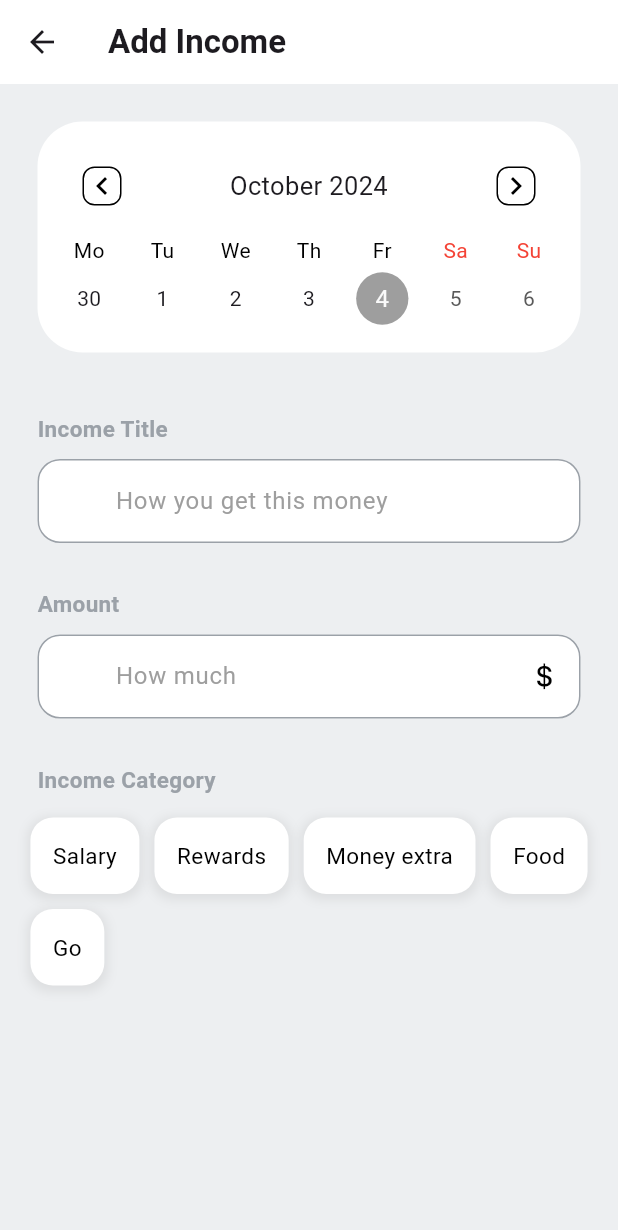
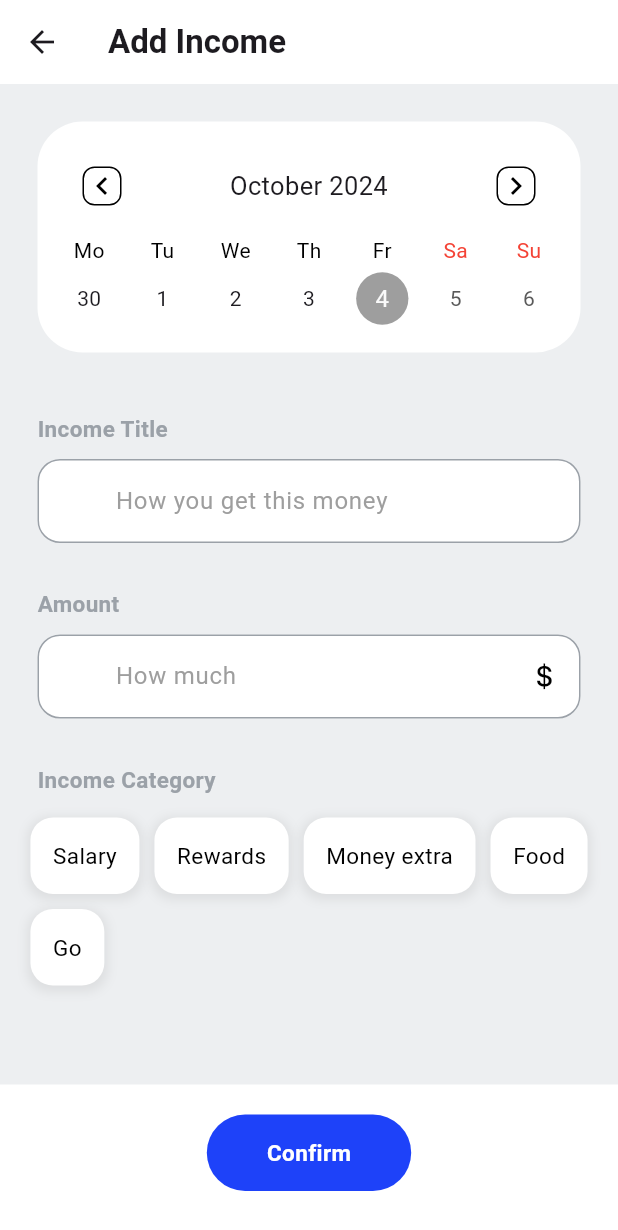
Before and after one commit to KarrinPaola/MoneyManager, a Flutter app: the TotalIncome screen opened directly, after a tap on "Add Income", on a phone screen of 412 x 824 dp. Shown: the top 1230 px of the screen. Run offline on Flutter 3.47's test engine with Material 3 defaults, Android fonts, the phone set to English and light mode, and no system bars; drawn by our look-alikes of table_calendar; our stand-ins replace firebase_auth, firebase_core, google_sign_in; accounts and stored records are empty.

Commit message:
something changes

```diff
--- a/lib/Overview/Add/Total Income/add_income.dart
+++ b/lib/Overview/Add/Total Income/add_income.dart
@@ -5,7 +5,6 @@ import 'package:intl/intl.dart';
 
 import '../../../Login_SignUp/componets/my_textField.dart';
 import '../components/tag_name.dart';
-
 
 class AddIncome extends StatefulWidget {
   const AddIncome({super.key});
@@ -27,6 +26,8 @@ class _AddIncomeState extends State<AddIncome> {
 
   int _selectedTagIndex = -1; // Chỉ số của tag được chọn (khởi tạo là -1)
 
+  String tagNameSelected = "";
+
   // Hàm xử lý khi tag được nhấn
   void _onTagTap(int index) {
     setState(() {
@@ -36,26 +37,27 @@ class _AddIncomeState extends State<AddIncome> {
 
   Future<List<String>> fetchTagsFromDatabase() async {
     // Trả về danh sách tag
-    return [ 'Salary', 'Rewards', 'Money extra', 'Food', 'Go'];
+    return ['Salary', 'Rewards', 'Money extra', 'Food', 'Go'];
   }
 
   @override
   Widget build(BuildContext context) {
     return Scaffold(
-      backgroundColor: Color(0xFFedeff1),
+      backgroundColor: const Color(0xFFedeff1),
       appBar: AppBar(
         backgroundColor: Colors.white,
-        title: Text('Add Income', style: TextStyle(
-          fontWeight: FontWeight.bold
-        ),),
+        title: const Text(
+          'Add Income',
+          style: TextStyle(fontWeight: FontWeight.bold),
+        ),
       ),
       body: Column(
         children: [
           Container(
-            margin: EdgeInsets.all(25),
-            padding: EdgeInsets.all(10),
+            margin: const EdgeInsets.all(25),
+            padding: const EdgeInsets.all(10),
             decoration: BoxDecoration(
-              color: Color(0xFFFFFFFF),
+              color: const Color(0xFFFFFFFF),
               borderRadius: BorderRadius.circular(30),
             ),
             child: TableCalendar(
@@ -81,22 +83,22 @@ class _AddIncomeState extends State<AddIncome> {
                     border: Border.all(color: Colors.black), // Thêm border
                     borderRadius: BorderRadius.circular(8),
                   ),
-                  child: Icon(Icons.chevron_left, color: Colors.black),
+                  child: const Icon(Icons.chevron_left, color: Colors.black),
                 ),
                 rightChevronIcon: Container(
                   decoration: BoxDecoration(
                     border: Border.all(color: Colors.black), // Thêm border
                     borderRadius: BorderRadius.circular(8),
                   ),
-                  child: Icon(Icons.chevron_right, color: Colors.black),
+                  child: const Icon(Icons.chevron_right, color: Colors.black),
                 ),
               ),
               daysOfWeekStyle: DaysOfWeekStyle(
                 dowTextFormatter: (date, locale) {
                   return DateFormat.E(locale).format(date).substring(0, 2);
                 },
-                weekdayStyle: TextStyle(color: Colors.black),
-                weekendStyle: TextStyle(color: Colors.red),
+                weekdayStyle: const TextStyle(color: Colors.black),
+                weekendStyle: const TextStyle(color: Colors.red),
               ),
               calendarStyle: const CalendarStyle(
                 selectedDecoration: BoxDecoration(
@@ -111,11 +113,11 @@ class _AddIncomeState extends State<AddIncome> {
               ),
             ),
           ),
-          SizedBox(
+          const SizedBox(
             height: 15,
           ),
-          Padding(
-            padding: const EdgeInsets.only(left: 25),
+          const Padding(
+            padding: EdgeInsets.only(left: 25),
             child: Row(
               mainAxisAlignment: MainAxisAlignment.start,
               children: [
@@ -130,7 +132,7 @@ class _AddIncomeState extends State<AddIncome> {
               ],
             ),
           ),
-          SizedBox(
+          const SizedBox(
             height: 10,
           ),
           MyTextField(
@@ -138,11 +140,11 @@ class _AddIncomeState extends State<AddIncome> {
             obscureText: false,
             controller: titleController,
           ),
-          SizedBox(
+          const SizedBox(
             height: 30,
           ),
-          Padding(
-            padding: const EdgeInsets.only(left: 25),
+          const Padding(
+            padding: EdgeInsets.only(left: 25),
             child: Row(
               mainAxisAlignment: MainAxisAlignment.start,
               children: [
@@ -157,7 +159,7 @@ class _AddIncomeState extends State<AddIncome> {
               ],
             ),
           ),
-          SizedBox(
+          const SizedBox(
             height: 10,
           ),
           MyTextField(
@@ -166,11 +168,11 @@ class _AddIncomeState extends State<AddIncome> {
             obscureText: false,
             controller: moneyController,
           ),
-          SizedBox(
+          const SizedBox(
             height: 30,
           ),
-          Padding(
-            padding: const EdgeInsets.only(left: 25),
+          const Padding(
+            padding: EdgeInsets.only(left: 25),
             child: Row(
               mainAxisAlignment: MainAxisAlignment.start,
               children: [
@@ -185,7 +187,7 @@ class _AddIncomeState extends State<AddIncome> {
               ],
             ),
           ),
-          SizedBox(
+          const SizedBox(
             height: 10,
           ),
           FutureBuilder<List<String>>(
@@ -210,8 +212,16 @@ class _AddIncomeState extends State<AddIncome> {
                   children: List.generate(tags.length, (index) {
                     return TagName(
                       title: tags[index],
-                      isSelected: _selectedTagIndex == index, // Chỉ định trạng thái selected
-                      ontap: () => _onTagTap(index), // Xử lý khi nhấn vào tag
+                      isSelected: _selectedTagIndex ==
+                          index, // Chỉ định trạng thái selected
+                      ontap: () {
+                        setState(() {
+                          _selectedTagIndex = index;
+                          tagNameSelected =
+                              tags[index]; // Lưu tên của tag được chọn
+                          print(tagNameSelected);
+                        });
+                      },
                     );
                   }),
                 ),
@@ -220,6 +230,38 @@ class _AddIncomeState extends State<AddIncome> {
           )
         ],
       ),
+      bottomNavigationBar: Container(
+          padding: const EdgeInsets.only(bottom: 30, top: 20, ),
+          decoration: const BoxDecoration(
+              color: Color(0xffffffff),
+              border: Border(
+                  top: BorderSide(
+                color: Color(0xFFedeff1),
+                width: 1,
+              ))),
+          child: Row(
+            mainAxisAlignment: MainAxisAlignment.center,
+            children: [
+              GestureDetector(
+                onTap: (){},
+                child: Container(
+                  padding: const EdgeInsets.symmetric(horizontal: 40, vertical: 015),
+                  decoration: BoxDecoration(
+                      borderRadius: BorderRadius.circular(50),
+                      color: const Color(0xFF1e42f9)),
+                  child: const Text(
+                    "Confirm",
+                    style: TextStyle(
+                      color: Color(0xffffffff),
+                      fontWeight: FontWeight.bold,
+                      fontSize: 15,
+                    ),
+                  ),
+                ),
+              )
+            ],
+          ),
+        )
     );
   }
 }
--- a/lib/Overview/Add/Total Income/total_income.dart
+++ b/lib/Overview/Add/Total Income/total_income.dart
@@ -17,7 +17,7 @@ class _TotalIncomeState extends State<TotalIncome> {
   DateTime? _selectedDay;
 
   // Data for different days' spends
-  Map<String, List<Map<String, String>>> _spendsData = {
+  final Map<String, List<Map<String, String>>> _spendsData = {
     '2024-10-01': [
       {'title': 'Food', 'amount': '+ \$20 + VAT 0.5%', 'method': 'Google Pay'},
       {'title': 'Coffee', 'amount': '+ \$5 + Vat 0.2%', 'method': 'Cash'},
@@ -54,7 +54,7 @@ class _TotalIncomeState extends State<TotalIncome> {
     print("Navigating to Total Expense");
     Navigator.push(
       context,
-      MaterialPageRoute(builder: (context) => AddIncome()),
+      MaterialPageRoute(builder: (context) => const AddIncome()),
     );
   }
 
@@ -73,18 +73,18 @@ class _TotalIncomeState extends State<TotalIncome> {
   @override
   Widget build(BuildContext context) {
     return Scaffold(
-        backgroundColor: Color(0xFFedeff1),
+        backgroundColor: const Color(0xFFedeff1),
         appBar: AppBar(
-          backgroundColor: Color(0xffffffff),
-          title: Text('Total Income'),
+          backgroundColor: const Color(0xffffffff),
+          title: const Text('Total Income'),
         ),
         body: Column(
           children: [
             Container(
-              margin: EdgeInsets.all(25),
-              padding: EdgeInsets.all(10),
+              margin: const EdgeInsets.all(25),
+              padding: const EdgeInsets.all(10),
               decoration: BoxDecoration(
-                color: Color(0xFFFFFFFF),
+                color: const Color(0xFFFFFFFF),
                 borderRadius: BorderRadius.circular(30),
               ),
               child: TableCalendar(
@@ -110,22 +110,22 @@ class _TotalIncomeState extends State<TotalIncome> {
                       border: Border.all(color: Colors.black), // Thêm border
                       borderRadius: BorderRadius.circular(8),
                     ),
-                    child: Icon(Icons.chevron_left, color: Colors.black),
+                    child: const Icon(Icons.chevron_left, color: Colors.black),
                   ),
                   rightChevronIcon: Container(
                     decoration: BoxDecoration(
                       border: Border.all(color: Colors.black), // Thêm border
                       borderRadius: BorderRadius.circular(8),
                     ),
-                    child: Icon(Icons.chevron_right, color: Colors.black),
+                    child: const Icon(Icons.chevron_right, color: Colors.black),
                   ),
                 ),
                 daysOfWeekStyle: DaysOfWeekStyle(
                   dowTextFormatter: (date, locale) {
                     return DateFormat.E(locale).format(date).substring(0, 2);
                   },
-                  weekdayStyle: TextStyle(color: Colors.black),
-                  weekendStyle: TextStyle(color: Colors.red),
+                  weekdayStyle: const TextStyle(color: Colors.black),
+                  weekendStyle: const TextStyle(color: Colors.red),
                 ),
                 calendarStyle: const CalendarStyle(
                   selectedDecoration: BoxDecoration(
@@ -140,27 +140,27 @@ class _TotalIncomeState extends State<TotalIncome> {
                 ),
               ),
             ),
-            SizedBox(
+            const SizedBox(
               height: 20,
             ),
             Container(
-              padding: EdgeInsets.all(20),
+              padding: const EdgeInsets.all(20),
               decoration: BoxDecoration(
                   borderRadius: BorderRadius.circular(99),
-                  color: Color(0xFF1e42f9)),
+                  color: const Color(0xFF1e42f9)),
               child: Text(
                 '\$${_loadTotalExpense()}',
-                style: TextStyle(
+                style: const TextStyle(
                   color: Colors.white,
                   fontSize: 24,
                   fontWeight: FontWeight.bold,
                 ),
               ),
             ),
-            SizedBox(
+            const SizedBox(
               height: 10,
             ),
-            Text(
+            const Text(
               'You try so hard to make this money.\n Keep going!',
               textAlign: TextAlign.center,
               style: TextStyle(
@@ -169,13 +169,13 @@ class _TotalIncomeState extends State<TotalIncome> {
                 color: Color(0xff000000),
               ),
             ),
-            SizedBox(
+            const SizedBox(
               height: 20,
             ),
             Expanded(
               child: Container(
-                padding: EdgeInsets.symmetric(horizontal: 10),
-                decoration: BoxDecoration(
+                padding: const EdgeInsets.symmetric(horizontal: 10),
+                decoration: const BoxDecoration(
                     color: Color(0xffffffff),
                     borderRadius: BorderRadius.only(
                         topLeft: Radius.circular(30),
@@ -185,7 +185,7 @@ class _TotalIncomeState extends State<TotalIncome> {
                   child: Column(
                     children: [
                       // Tab Bar
-                      TabBar(
+                      const TabBar(
                         labelColor: Color(0xFF1e42f9),
                         unselectedLabelColor: Colors.grey,
                         indicatorColor: Color(0xFF1e42f9),
@@ -201,7 +201,7 @@ class _TotalIncomeState extends State<TotalIncome> {
                             // Spends Tab with a ListView
                             _spendItems.isNotEmpty
                                 ? ListView.builder(
-                                    padding: EdgeInsets.all(16),
+                                    padding: const EdgeInsets.all(16),
                                     itemCount: _spendItems.length,
                                     itemBuilder: (context, index) {
                                       return buildSpendItem(
@@ -213,9 +213,9 @@ class _TotalIncomeState extends State<TotalIncome> {
                                       );
                                     },
                                   )
-                                : Center(child: Text('No spends for this day')),
+                                : const Center(child: Text('No spends for this day')),
                             // Categories Tab (Placeholder)
-                            Center(child: Text('No Categories available')),
+                            const Center(child: Text('No Categories available')),
                           ],
                         ),
                       ),
@@ -227,8 +227,8 @@ class _TotalIncomeState extends State<TotalIncome> {
           ],
         ),
         bottomNavigationBar: Container(
-          padding: const EdgeInsets.only(bottom: 30, top: 10),
-          decoration: BoxDecoration(
+          padding: const EdgeInsets.only(bottom: 30, top: 20),
+          decoration: const BoxDecoration(
               color: Color(0xffffffff),
               border: Border(
                   top: BorderSide(
@@ -241,11 +241,11 @@ class _TotalIncomeState extends State<TotalIncome> {
               GestureDetector(
                 onTap: goToAddExpense,
                 child: Container(
-                  padding: EdgeInsets.all(10),
+                 padding: const EdgeInsets.symmetric(horizontal: 40, vertical: 015),
                   decoration: BoxDecoration(
                       borderRadius: BorderRadius.circular(50),
-                      color: Color(0xFF1e42f9)),
-                  child: Text(
+                      color: const Color(0xFF1e42f9)),
+                  child: const Text(
                     "Add Income",
                     style: TextStyle(
                       color: Color(0xffffffff),
@@ -257,7 +257,8 @@ class _TotalIncomeState extends State<TotalIncome> {
               )
             ],
           ),
-        ));
+        )
+      );
   }
 
   Widget buildSpendItem(
@@ -269,26 +270,26 @@ class _TotalIncomeState extends State<TotalIncome> {
           CircleAvatar(
             radius: 20,
             backgroundColor: Colors.grey[200],
-            child: Icon(Icons.shopping_bag, color: Color(0xFF000000)),
+            child: const Icon(Icons.shopping_bag, color: Color(0xFF000000)),
           ),
-          SizedBox(width: 16),
+          const SizedBox(width: 16),
           Column(
             crossAxisAlignment: CrossAxisAlignment.start,
             children: [
               Text(title,
-                  style: TextStyle(fontSize: 16, fontWeight: FontWeight.bold)),
-              SizedBox(height: 4),
-              Text(date, style: TextStyle(fontSize: 14, color: Colors.grey)),
+                  style: const TextStyle(fontSize: 16, fontWeight: FontWeight.bold)),
+              const SizedBox(height: 4),
+              Text(date, style: const TextStyle(fontSize: 14, color: Colors.grey)),
             ],
           ),
-          Spacer(),
+          const Spacer(),
           Column(
             crossAxisAlignment: CrossAxisAlignment.end,
             children: [
               Text(amount,
-                  style: TextStyle(fontSize: 16, fontWeight: FontWeight.bold)),
-              SizedBox(height: 4),
-              Text(method, style: TextStyle(fontSize: 14, color: Colors.grey)),
+                  style: const TextStyle(fontSize: 16, fontWeight: FontWeight.bold)),
+              const SizedBox(height: 4),
+              Text(method, style: const TextStyle(fontSize: 14, color: Colors.grey)),
             ],
           ),
         ],
--- a/lib/Overview/Add/components/tag_name.dart
+++ b/lib/Overview/Add/components/tag_name.dart
@@ -19,10 +19,10 @@ class TagName extends StatelessWidget {
     return GestureDetector(
       onTap: ontap,
       child: Container(
-        padding: EdgeInsets.all(15),
-        margin: EdgeInsets.all(5),
+        padding: const EdgeInsets.all(15),
+        margin: const EdgeInsets.all(5),
         decoration: BoxDecoration(
-          color: isSelected ? Color(0xFF1e42f9) : Color(0xffffffff),
+          color: isSelected ? const Color(0xFF1e42f9) : const Color(0xffffffff),
           borderRadius: BorderRadius.circular(15),
           boxShadow: [ BoxShadow(
                 color: Colors.grey.withOpacity(0.2), // Shadow color with opacity
@@ -34,7 +34,7 @@ class TagName extends StatelessWidget {
         child: Text(
           title,
           style: TextStyle(
-            color: isSelected ? Color(0xffffffff) : Color(0xff000000),
+            color: isSelected ? const Color(0xffffffff) : const Color(0xff000000),
             fontSize: 15,
             fontWeight: isSelected ? FontWeight.bold : FontWeight.normal
           ),
--- a/lib/Overview/Home/home.dart
+++ b/lib/Overview/Home/home.dart
@@ -41,7 +41,7 @@ class _OverviewHomeState extends State<OverviewHome> {
     Navigator.push(
 
       context,
-      MaterialPageRoute(builder: (context) =>  TotalExpense()),
+      MaterialPageRoute(builder: (context) =>  const TotalExpense()),
     );
   }
     void goToTotalIncome() {
@@ -49,7 +49,7 @@ class _OverviewHomeState extends State<OverviewHome> {
     Navigator.push(
 
       context,
-      MaterialPageRoute(builder: (context) =>  TotalIncome()),
+      MaterialPageRoute(builder: (context) =>  const TotalIncome()),
     );
   }
 
```
Also changed, not shown: lib/Overview/Add/Total Expense/add_expense.dart (+22 -22 lines), lib/Overview/Add/Total Expense/total_expense.dart (+38 -38 lines), lib/Overview/button_add.dart (added, +46 -0 lines), lib/Overview/myOverView.dart (+76 -23 lines).
